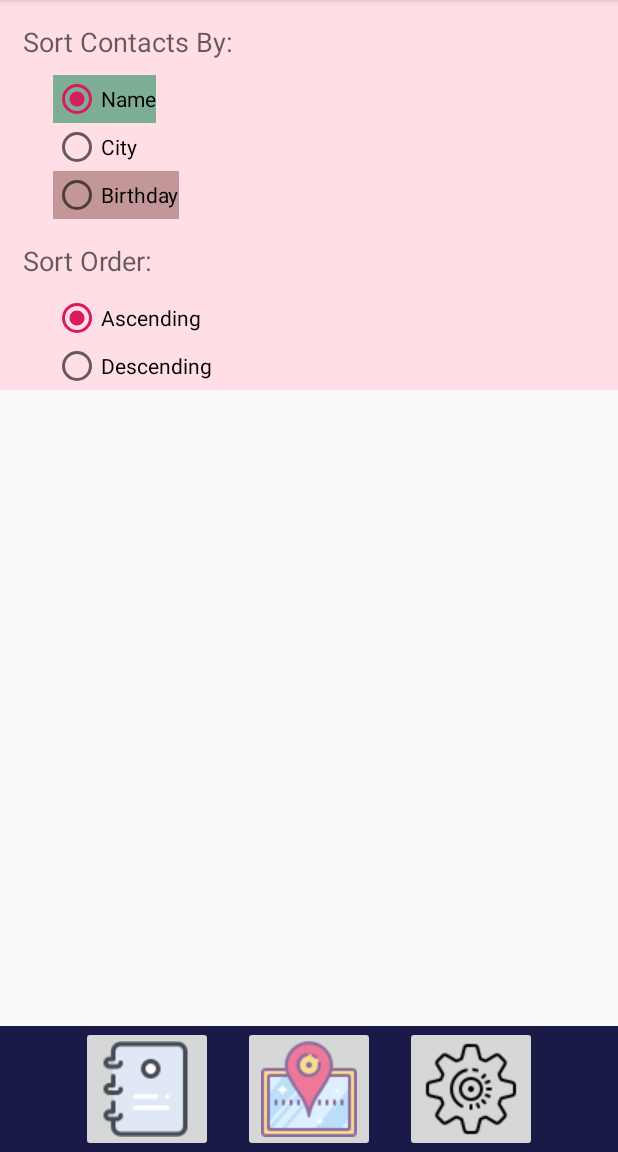
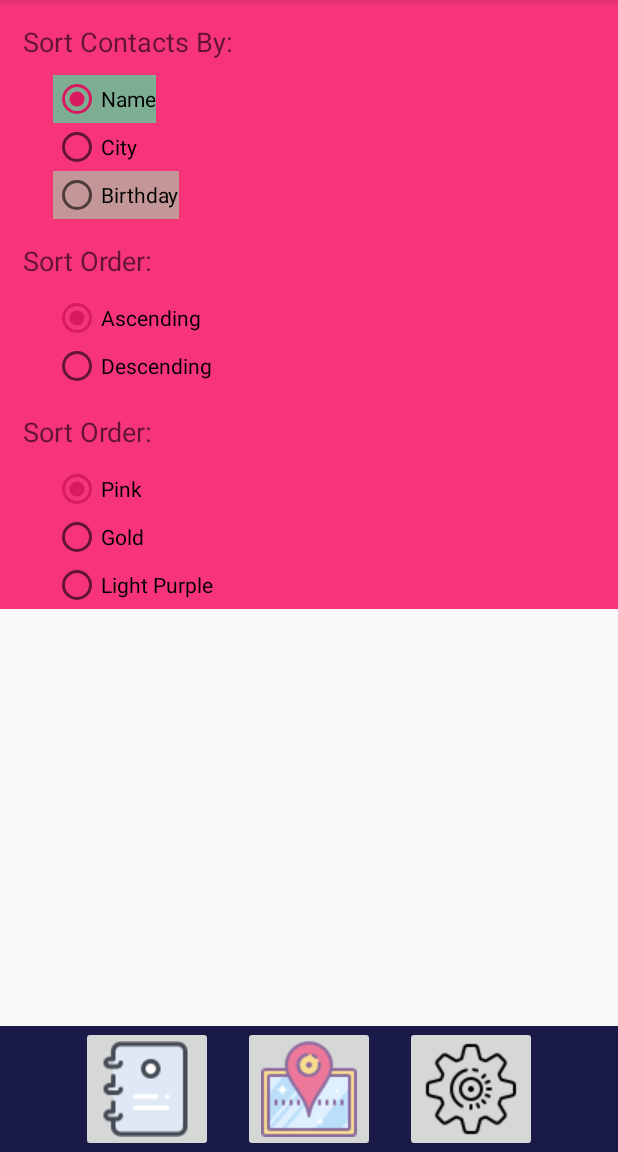
Before and after one commit to pkim17/MyContactList, an Android app: the ContactSettingsActivity screen opened directly, with no data from a screen before it, on a phone screen of 412 x 824 dp, the part 84-1236 px from its top. Run offline under Robolectric (Android 15) with nearby library versions, the phone set to English and light mode, and no system bars.

Commit message:
Properly fixed Exercise 5.1 (Misunderstood the first time)
Settings Background color now dynamically changes as RadioButtons are selected.
Also remembers the setting in getSharedPreferences.

Created Textview: RadioGroup: RadioButtons
Added colors and strings xml

```diff
--- a/app/src/main/java/com/example/mycontactlist/ContactActivity.java
+++ b/app/src/main/java/com/example/mycontactlist/ContactActivity.java
@@ -120,6 +120,7 @@ public class ContactActivity extends AppCompatActivity implements DatePickerDial
         birthDay.setText(DateFormat.format("MM/dd/yyyy", selectedTime.getTimeInMillis()).toString());
         currentContact.setBirthday(selectedTime);
     }
+
     private void initChangeDateButton() {
         Button changeDate = (Button) findViewById(R.id.btnBirthday);
         changeDate.setOnClickListener(new View.OnClickListener() {
--- a/app/src/main/java/com/example/mycontactlist/ContactDataSource.java
+++ b/app/src/main/java/com/example/mycontactlist/ContactDataSource.java
@@ -89,11 +89,11 @@ public class ContactDataSource {
 //    Exercise5.2
 //    Not sure.. Still working on it
 //
-//    public boolean onlyUpdateAddress(Contact c) {
+//    public void onlyUpdateAddress(Contact c) {
 //        boolean didSucceed = false;
 //
-//        ContentValues updateVaules = new ContentValues();
+//        ContentValues updateValues = new ContentValues();
 //
-//        updateVaules.put("streetaddress", c.getStreetAddress());
+//        updateValues.put("streetaddress", c.getStreetAddress());
 //    }
 }
--- a/app/src/main/java/com/example/mycontactlist/ContactSettingsActivity.java
+++ b/app/src/main/java/com/example/mycontactlist/ContactSettingsActivity.java
@@ -23,10 +23,11 @@ public class ContactSettingsActivity extends AppCompatActivity {
         initSettings();
         initSortByClick();
         initSortOrderClick();
+        initSetColor();
 
-//        Exercise5.1
-        ScrollView s = (ScrollView) findViewById(R.id.ScrollViewSettings);
-        s.setBackgroundResource(R.color.exercise_radio_color1);
+//        Set default color initially
+//        ScrollView s = (ScrollView) findViewById(R.id.ScrollViewSettings);
+//        s.setBackgroundResource(R.color.exercise_radio_color1);
 
     }
 
@@ -64,6 +65,8 @@ public class ContactSettingsActivity extends AppCompatActivity {
                 .getString("sortfield","contactname");
         String sortOrder = getSharedPreferences("MyContactListPreferences", Context.MODE_PRIVATE)
                 .getString("sortorder","ASC");
+        String setColor = getSharedPreferences("MyContactListPreferences", Context.MODE_PRIVATE)
+                .getString("setcolor","pink");
 
 
         RadioButton rbName = (RadioButton) findViewById(R.id.radioName);
@@ -90,6 +93,29 @@ public class ContactSettingsActivity extends AppCompatActivity {
         else {
             rbDescending.setChecked(true);
         }
+
+//        If a certain color is selected, apply that color when user enters page
+        RadioButton rbPink = (RadioButton) findViewById(R.id.radioSetColorPink);
+        RadioButton rbGold = (RadioButton) findViewById(R.id.radioSetColorGold);
+        RadioButton rbLightPurple = (RadioButton) findViewById(R.id.radioSetColorLightPurple);
+        ScrollView s = (ScrollView) findViewById(R.id.ScrollViewSettings);
+
+        if (setColor.equalsIgnoreCase("pink")) {
+            rbPink.setChecked(true);
+            s.setBackgroundResource(R.color.exercise_radio_color_pink);
+        }
+        else if (setColor.equalsIgnoreCase("gold")) {
+            rbGold.setChecked(true);
+            s.setBackgroundResource(R.color.exercise_radio_color_gold);
+
+        }
+        else {
+            rbLightPurple.setChecked(true);
+            s.setBackgroundResource(R.color.exercise_radio_color_light_purple);
+
+        }
+
+
 
 
 
@@ -150,4 +176,49 @@ public class ContactSettingsActivity extends AppCompatActivity {
     }
 
 
+//    Exercise 5.1
+//    Applying background color of the RadioButton selected
+    private void initSetColor()  {
+
+
+        final ScrollView s = (ScrollView) findViewById(R.id.ScrollViewSettings);
+
+        RadioGroup rgSetColor = (RadioGroup) findViewById(R.id.RadioGroupSetColor);
+        rgSetColor.setOnCheckedChangeListener(new RadioGroup.OnCheckedChangeListener() {
+
+            @Override
+            public void onCheckedChanged(RadioGroup arg0, int arg1) {
+                RadioButton rbPink = (RadioButton) findViewById(R.id.radioSetColorPink);
+                RadioButton rbGold = (RadioButton) findViewById(R.id.radioSetColorGold);
+                RadioButton rbLightPurple = (RadioButton) findViewById(R.id.radioSetColorLightPurple);
+
+//                Inserts selected color preference into getSharedPreferences for next time
+//                Also, sets color as buttons are clicked
+
+                if (rbPink.isChecked()) {
+                    getSharedPreferences("MyContactListPreferences",
+                            Context.MODE_PRIVATE).edit()
+                            .putString("setcolor", "pink").commit();
+                    s.setBackgroundResource(R.color.exercise_radio_color_pink);
+                }
+                else if (rbGold.isChecked())    {
+                    getSharedPreferences("MyContactListPreferences",
+                            Context.MODE_PRIVATE).edit()
+                            .putString("setcolor", "gold").commit();
+                    s.setBackgroundResource(R.color.exercise_radio_color_gold);
+                }
+                else {
+                    getSharedPreferences("MyContactListPreferences",
+                            Context.MODE_PRIVATE).edit()
+                            .putString("setcolor", "lightpurple").commit();
+                    s.setBackgroundResource(R.color.exercise_radio_color_light_purple);
+                }
+
+            }
+        });
+
+
+    }
+
+
 }
--- a/app/src/main/res/layout/activity_contact_settings.xml
+++ b/app/src/main/res/layout/activity_contact_settings.xml
@@ -143,11 +143,53 @@
 
             </RadioGroup>
 
+            <TextView
+                android:id="@+id/textSetColor"
+                android:layout_width="wrap_content"
+                android:layout_height="wrap_content"
+                android:layout_below="@+id/radioGroupSortOrder"
+                android:layout_alignParentStart="true"
+                android:layout_alignParentLeft="true"
+                android:layout_marginStart="15dp"
+                android:layout_marginLeft="15dp"
+                android:layout_marginTop="15dp"
+                android:text="@string/textSetColor"
+                android:textAppearance="?android:attr/textAppearanceMedium" />
+
+            <RadioGroup
+                android:id="@+id/RadioGroupSetColor"
+                android:layout_width="wrap_content"
+                android:layout_height="wrap_content"
+                android:layout_below="@+id/textSetColor"
+                android:layout_alignParentStart="true"
+                android:layout_alignParentLeft="true"
+                android:layout_marginStart="35dp"
+                android:layout_marginLeft="35dp"
+                android:layout_marginTop="10dp" >
+
+                <RadioButton
+                    android:id="@+id/radioSetColorPink"
+                    android:layout_width="match_parent"
+                    android:layout_height="wrap_content"
+                    android:text="@string/radioColorPink" />
+
+                <RadioButton
+                    android:id="@+id/radioSetColorGold"
+                    android:layout_width="match_parent"
+                    android:layout_height="wrap_content"
+                    android:text="@string/radioColorGold" />
+
+                <RadioButton
+                    android:id="@+id/radioSetColorLightPurple"
+                    android:layout_width="match_parent"
+                    android:layout_height="wrap_content"
+                    android:text="@string/radioColorLightPurple" />
+
+            </RadioGroup>
+
         </RelativeLayout>
 
     </ScrollView>
 
 
-
-
 </RelativeLayout>
--- a/app/src/main/res/values/colors.xml
+++ b/app/src/main/res/values/colors.xml
@@ -12,6 +12,10 @@
     <color name="exercise_radio_color2">#7dae94</color>
     <color name="exercise_radio_color3">#c39797</color>
 
+    <color name="exercise_radio_color_pink">#f7347a</color>
+    <color name="exercise_radio_color_gold">#eda803</color>
+    <color name="exercise_radio_color_light_purple">#dfe2ff</color>
+
 
 
 </resources>
--- a/app/src/main/res/values/strings.xml
+++ b/app/src/main/res/values/strings.xml
@@ -18,6 +18,7 @@
 <!--    Setting labels-->
     <string name="textContactSort">Sort Contacts By:</string>
     <string name="textViewSortOrder">Sort Order:</string>
+    <string name="textSetColor">Sort Order:</string>
 
 <!--    Radio Buttons-->
     <string name="radioName">Name</string>
@@ -25,6 +26,10 @@
     <string name="radioBirthday">Birthday</string>
     <string name="radioAscending">Ascending</string>
     <string name="radioDescending">Descending</string>
+    <string name="radioColorPink">Pink</string>
+    <string name="radioColorGold">Gold</string>
+    <string name="radioColorLightPurple">Light Purple</string>
+
 
 
 
```
